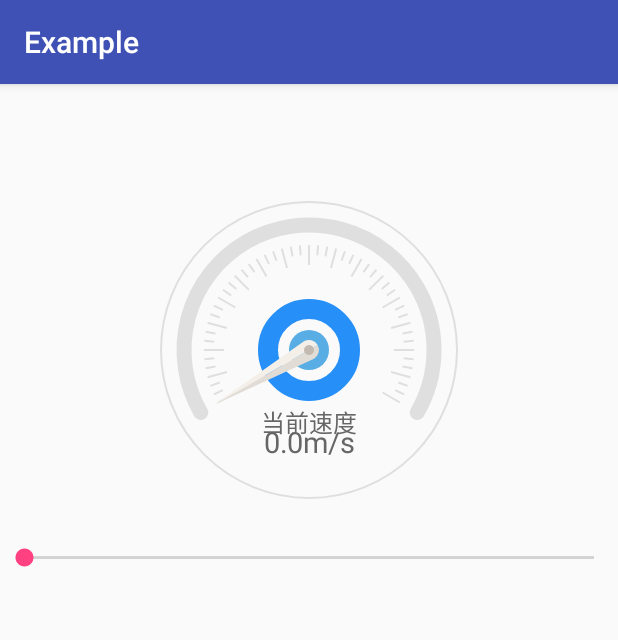
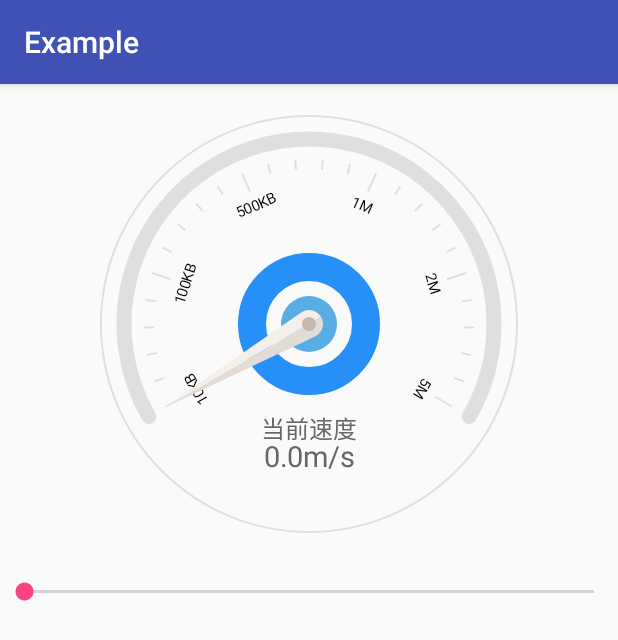
Before and after one commit to SuperKung/DashboardView, an Android app: the screen it shows after launch (MainActivity), on a phone screen of 412 x 824 dp. Shown: the top 640 px of the screen. Run offline under Robolectric (Android 15) with nearby library versions, the phone set to English and light mode, and no system bars.

Commit message:
change:支持显示刻度数值

```diff
--- a/build.gradle
+++ b/build.gradle
@@ -5,7 +5,7 @@ buildscript {
         jcenter()
     }
     dependencies {
-        classpath 'com.android.tools.build:gradle:2.2.0-alpha1'
+        classpath 'com.android.tools.build:gradle:2.1.2'
         classpath 'com.novoda:bintray-release:0.3.4'
 
         // NOTE: Do not place your application dependencies here; they belong
--- a/example/src/main/res/layout/activity_main.xml
+++ b/example/src/main/res/layout/activity_main.xml
@@ -1,27 +1,29 @@
 <?xml version="1.0" encoding="utf-8"?>
-<RelativeLayout
-    xmlns:android="http://schemas.android.com/apk/res/android"
+<RelativeLayout xmlns:android="http://schemas.android.com/apk/res/android"
     xmlns:app="http://schemas.android.com/apk/res-auto"
     android:id="@+id/activity_main"
     android:layout_width="match_parent"
     android:layout_height="match_parent">
 
     <com.anderson.dashboardview.view.DashboardView
-        android:layout_width="wrap_content"
-        android:layout_height="wrap_content"
+        android:id="@+id/dashboardView"
+        android:layout_width="280dp"
+        android:layout_height="280dp"
+        android:layout_alignParentTop="true"
+        android:layout_centerHorizontal="true"
+        android:layout_marginTop="20dp"
         android:text="当前速度"
         app:Unit="m/s"
-        android:id="@+id/dashboardView"
-        android:layout_alignParentTop="true"
-        android:layout_centerHorizontal="true"
-        android:layout_marginTop="77dp"/>
+        app:tikeCount="25"
+        app:tikeStrArray="@array/meter"
+        app:tikeStrSize="10dp" />
 
     <SeekBar
+        android:id="@+id/seekBar"
         android:layout_width="match_parent"
         android:layout_height="wrap_content"
-        android:id="@+id/seekBar"
-        android:layout_below="@+id/dashboardView"
         android:layout_alignParentLeft="true"
         android:layout_alignParentStart="true"
-        android:layout_marginTop="29dp"/>
+        android:layout_below="@+id/dashboardView"
+        android:layout_marginTop="29dp" />
 </RelativeLayout>
--- a/example/src/main/res/values/strings.xml
+++ b/example/src/main/res/values/strings.xml
@@ -1,3 +1,11 @@
 <resources>
     <string name="app_name">Example</string>
+    <string-array name="meter">
+        <item>10KB</item>
+        <item>100KB</item>
+        <item>500KB</item>
+        <item>1M</item>
+        <item>2M</item>
+        <item>5M</item>
+    </string-array>
 </resources>
--- a/library/src/main/java/com/anderson/dashboardview/view/DashboardView.java
+++ b/library/src/main/java/com/anderson/dashboardview/view/DashboardView.java
@@ -11,6 +11,7 @@ import android.graphics.Paint;
 import android.graphics.Path;
 import android.graphics.RectF;
 import android.graphics.Shader;
+import android.text.TextUtils;
 import android.util.AttributeSet;
 import android.view.View;
 
@@ -35,6 +36,8 @@ public class DashboardView extends View {
     private int mTextSize;//文字的大小
     private int mTextColor;//设置文字颜色
     private int mTikeCount;//刻度的个数
+    private int tikeGap = 3;
+    private CharSequence[] tikeStrArray = null;
     private int startColor;
     private int endColor;
     private int progressColor;
@@ -52,18 +55,19 @@ public class DashboardView extends View {
     private Paint paintPinterCircle;
     private Paint paintText;
     private Paint paintNum;
+    private Paint paintTikeStr;
     private RectF rectF1, rectF2;
 
     private int OFFSET = 30;
     private int START_ARC = 150;
     private int DURING_ARC = 240;
-    private int mMinCircleRadius ; //中心圆点的半径
-    private int mMinRingRadius ; //中心圆环的半径
+    private int mMinCircleRadius; //中心圆点的半径
+    private int mMinRingRadius; //中心圆环的半径
 
     private Context mContext;
-    private int mWidth , mHight;
-    float percent ;
-    float oldPercent = 0f ;
+    private int mWidth, mHight;
+    float percent;
+    float oldPercent = 0f;
     private ValueAnimator valueAnimator;
     private long animatorDuration;
     TimeInterpolator interpolator = new SpringInterpolator();
@@ -157,29 +161,39 @@ public class DashboardView extends View {
         paintPinterCircle.setColor(getResources().getColor(R.color.insideCircle));
         paintPinterCircle.setStyle(Paint.Style.FILL);
         paintPinterCircle.setDither(true);
-
+        paintTikeStr = new Paint();
+        paintTikeStr.setAntiAlias(true);
+        paintTikeStr.setStyle(Paint.Style.FILL);
+        paintTikeStr.setTextAlign(Paint.Align.LEFT);
+        paintTikeStr.setColor(dashboardViewattr.getTikeStrColor());
+        paintTikeStr.setTextSize(dashboardViewattr.getTikeStrSize());
 
         initShader();
     }
 
 
-
     private void initShader() {
         if (startColor != 0 && endColor != 0) {
-            LinearGradient shader = new LinearGradient(- mWidth / 2 + OFFSET, - mHight /2 +OFFSET,
-                    mWidth / 2 - OFFSET, mHight/2 -OFFSET,
-                    endColor,startColor,  Shader.TileMode.CLAMP);
+            LinearGradient shader = new LinearGradient(-mWidth / 2 + OFFSET, -mHight / 2 + OFFSET,
+                    mWidth / 2 - OFFSET, mHight / 2 - OFFSET,
+                    endColor, startColor, Shader.TileMode.CLAMP);
             paintProgress.setShader(shader);
         }
     }
 
     private void initAttr() {
-        mMinCircleRadius = mWidth / 15 ;
+        mMinCircleRadius = mWidth / 15;
         mTikeCount = dashboardViewattr.getmTikeCount();
+        tikeStrArray = dashboardViewattr.getTikeStrArray();
+        if (tikeStrArray != null && tikeStrArray.length != 0) {
+            tikeGap = (mTikeCount / tikeStrArray.length) + 1;
+        } else {
+            tikeStrArray = new String[0];
+        }
         mTextSize = dashboardViewattr.getmTextSize();
         mTextColor = dashboardViewattr.getTextColor();
         mText = dashboardViewattr.getmText();
-        progressHeight = PxUtils.dpToPx(10,mContext);//dashboardViewattr.getProgressHeight();
+        progressHeight = PxUtils.dpToPx(10, mContext);//dashboardViewattr.getProgressHeight();
         unit = dashboardViewattr.getUnit();
         backgroundColor = dashboardViewattr.getBackground();
         startColor = dashboardViewattr.getStartColor();
@@ -193,19 +207,19 @@ public class DashboardView extends View {
             OFFSET = dashboardViewattr.getPadding();
         }
 
-
-
         // 开启硬件加速
 //        if (Build.VERSION.SDK_INT >= Build.VERSION_CODES.ICE_CREAM_SANDWICH) {
 //            setLayerType(View.LAYER_TYPE_HARDWARE, null);
 //        }
     }
+
     @Override
     protected void onSizeChanged(int w, int h, int oldw, int oldh) {
         super.onSizeChanged(w, h, oldw, oldh);
         mWidth = getWidth();
         mHight = getHeight();
     }
+
     @Override
     protected void onMeasure(int widthMeasureSpec, int heightMeasureSpec) {
         int realWidth = startMeasure(widthMeasureSpec);
@@ -231,7 +245,7 @@ public class DashboardView extends View {
     protected void onDraw(Canvas canvas) {
         super.onDraw(canvas);
         this.percent = percent / 100f;
-        canvas.translate(mWidth/2,mHight/2);//移动坐标原点到中心
+        canvas.translate(mWidth / 2, mHight / 2);//移动坐标原点到中心
         //背景
         drawBackground(canvas);
         //表盘
@@ -259,39 +273,39 @@ public class DashboardView extends View {
     }
 
     private void drawText(Canvas canvas, float percent) {
-        float length ;
+        float length;
         paintText.setTextSize(mTextSize);
         length = paintText.measureText(mText);
-        canvas.drawText(mText,-length /2, mMinRingRadius*2.0F,  paintText);
+        canvas.drawText(mText, -length / 2, mMinRingRadius * 2.0F, paintText);
         paintText.setTextSize(mTextSize * 1.2f);
         speed = StringUtil.floatFormat(startNum + (maxNum - startNum) * percent) + unit;
         length = paintText.measureText(speed);
-        canvas.drawText(speed, -length /2 , mMinRingRadius*2.5F, paintText);
+        canvas.drawText(speed, -length / 2, mMinRingRadius * 2.5F, paintText);
 
     }
 
     private void drawerPointer(Canvas canvas, float percent) {
-        mMinCircleRadius = mWidth / 15 ;
-        rectF1 = new RectF( - mMinCircleRadius / 2, - mMinCircleRadius / 2, mMinCircleRadius / 2 ,  mMinCircleRadius / 2);
+        mMinCircleRadius = mWidth / 15;
+        rectF1 = new RectF(-mMinCircleRadius / 2, -mMinCircleRadius / 2, mMinCircleRadius / 2, mMinCircleRadius / 2);
         canvas.save();
-        float angel = DURING_ARC * (percent - 0.5f) - 180 ;
+        float angel = DURING_ARC * (percent - 0.5f) - 180;
         canvas.rotate(angel, 0, 0);//指针与外弧边缘持平
         Path pathPointerRight = new Path();
-        pathPointerRight.moveTo(0,  mMinCircleRadius / 2);
-        pathPointerRight.arcTo(rectF1,270,-90);
-        pathPointerRight.lineTo(0, mHight / 2  - OFFSET- progressHeight);
-        pathPointerRight.lineTo(0,  mMinCircleRadius / 2);
+        pathPointerRight.moveTo(0, mMinCircleRadius / 2);
+        pathPointerRight.arcTo(rectF1, 270, -90);
+        pathPointerRight.lineTo(0, mHight / 2 - OFFSET - progressHeight);
+        pathPointerRight.lineTo(0, mMinCircleRadius / 2);
         pathPointerRight.close();
         Path pathPointerLeft = new Path();
-        pathPointerLeft.moveTo( 0,  mMinCircleRadius / 2);
-        pathPointerLeft.arcTo(rectF1,270,90);
-        pathPointerLeft.lineTo(0, mHight/2  - OFFSET- progressHeight);
-        pathPointerLeft.lineTo(0,  mMinCircleRadius / 2);
+        pathPointerLeft.moveTo(0, mMinCircleRadius / 2);
+        pathPointerLeft.arcTo(rectF1, 270, 90);
+        pathPointerLeft.lineTo(0, mHight / 2 - OFFSET - progressHeight);
+        pathPointerLeft.lineTo(0, mMinCircleRadius / 2);
         pathPointerLeft.close();
         Path pathCircle = new Path();
         pathCircle.addCircle(0, 0, mMinCircleRadius / 4, Path.Direction.CW);
 
-        canvas.drawPath(pathPointerLeft,paintPointerLeft);
+        canvas.drawPath(pathPointerLeft, paintPointerLeft);
         canvas.drawPath(pathPointerRight, paintPointerRight);
         canvas.drawPath(pathCircle, paintPinterCircle);
 
@@ -300,8 +314,8 @@ public class DashboardView extends View {
     }
 
     private void drawInPoint(Canvas canvas) {
-        mMinCircleRadius = mWidth / 15 ;
-        mMinRingRadius = mMinCircleRadius *2 + mMinCircleRadius / 20;
+        mMinCircleRadius = mWidth / 15;
+        mMinRingRadius = mMinCircleRadius * 2 + mMinCircleRadius / 20;
         paintCenterRingPointer.setStrokeWidth(mMinCircleRadius);
         canvas.drawCircle(0, 0, mMinCircleRadius, paintCenterCirclePointer);//中心圆点
 
@@ -313,14 +327,20 @@ public class DashboardView extends View {
         canvas.save(); //记录画布状态
         canvas.rotate(-(180 - START_ARC + 90), 0, 0);
         int numY = -mHight / 2 + OFFSET + progressHeight;
-        float rAngle = DURING_ARC / mTikeCount;
+        float rAngle = DURING_ARC / (mTikeCount * 1.0f);
         for (int i = 0; i < mTikeCount + 1; i++) {
             canvas.save(); //记录画布状态
-            canvas.rotate(rAngle * i,0, 0);
-            if (i == 0 || i  % 3 ==0){
-                canvas.drawLine(0 , numY + 5, 0, numY + 25, paintNum);//画长刻度线
-            }else {
-                canvas.drawLine(0 , numY + 5, 0, numY + 15, paintNum);//画短刻度线
+            canvas.rotate(rAngle * i, 0, 0);
+            if (i == 0 || i % tikeGap == 0) {
+                canvas.drawLine(0, numY + 5, 0, numY + 25, paintNum);//画长刻度线
+                if (tikeStrArray.length > (i % tikeGap)) {
+                    String text = tikeStrArray[i / tikeGap].toString();
+                    Paint.FontMetricsInt fontMetrics = paintTikeStr.getFontMetricsInt();
+                    int baseline = ((numY + 35) + (fontMetrics.bottom - fontMetrics.top) / 2);
+                    canvas.drawText(text, -getTextViewLength(paintTikeStr, text) / 2, baseline, paintTikeStr);
+                }
+            } else {
+                canvas.drawLine(0, numY + 5, 0, numY + 15, paintNum);//画短刻度线
             }
 
             canvas.restore();
@@ -329,14 +349,20 @@ public class DashboardView extends View {
 
     }
 
+    private float getTextViewLength(Paint paint, String text) {
+        if (TextUtils.isEmpty(text)) return 0;
+        float textLength = paint.measureText(text);
+        return textLength;
+    }
+
     private void drawProgress(Canvas canvas, float percent) {
-        rectF2 = new RectF( -mWidth/2  + OFFSET,  - mHight /2 + OFFSET, mWidth/2  - OFFSET, mHight/2 - OFFSET);
+        rectF2 = new RectF(-mWidth / 2 + OFFSET, -mHight / 2 + OFFSET, mWidth / 2 - OFFSET, mHight / 2 - OFFSET);
 
         canvas.drawArc(rectF2, START_ARC, DURING_ARC, false, paintProgressBackground);
         if (percent > 1.0f) {
             percent = 1.0f; //限制进度条在弹性的作用下不会超出
         }
-        if (!(percent <= 0.0f )) {
+        if (!(percent <= 0.0f)) {
             canvas.drawArc(rectF2, START_ARC, percent * DURING_ARC, false, paintProgress);
         }
     }
@@ -349,7 +375,7 @@ public class DashboardView extends View {
         //背景
         if (backgroundColor != 0) {
             paintBackground.setColor(backgroundColor);
-            canvas.drawCircle(0, 0,mWidth / 2  -4, paintBackground);
+            canvas.drawCircle(0, 0, mWidth / 2 - 4, paintBackground);
         }
     }
 
@@ -362,14 +388,15 @@ public class DashboardView extends View {
     public void setPercent(int percent) {
         setAnimator(percent);
     }
+
     private void setAnimator(final float percent) {
-        if (valueAnimator !=null &&valueAnimator.isRunning()){
+        if (valueAnimator != null && valueAnimator.isRunning()) {
             valueAnimator.cancel();
         }
 
         animatorDuration = (long) Math.abs(percent - oldPercent) * 20;
 
-        valueAnimator = ValueAnimator.ofFloat(oldPercent,percent).setDuration(animatorDuration);
+        valueAnimator = ValueAnimator.ofFloat(oldPercent, percent).setDuration(animatorDuration);
         valueAnimator.setInterpolator(interpolator);
         valueAnimator.addUpdateListener(new ValueAnimator.AnimatorUpdateListener() {
             @Override
@@ -428,7 +455,7 @@ public class DashboardView extends View {
      */
     public void setProgressHeight(int dp) {
 
-        progressHeight = PxUtils.dpToPx(dp,mContext);
+        progressHeight = PxUtils.dpToPx(dp, mContext);
         paintProgress.setStrokeWidth(progressHeight);
         paintProgressBackground.setStrokeWidth(progressHeight);
         invalidate();
@@ -451,6 +478,7 @@ public class DashboardView extends View {
     public void setInterpolator(TimeInterpolator interpolator) {
         this.interpolator = interpolator;
     }
+
     /**
      * 设置起始颜色
      *
@@ -460,6 +488,7 @@ public class DashboardView extends View {
         this.startColor = startColor;
         initShader();
     }
+
     /**
      * 设置结束颜色
      *
@@ -469,6 +498,7 @@ public class DashboardView extends View {
         this.endColor = endColor;
         initShader();
     }
+
     /**
      * 设置起始值
      *
@@ -477,6 +507,7 @@ public class DashboardView extends View {
     public void setStartNum(float startNum) {
         this.startNum = startNum;
     }
+
     /**
      * 设置最大值
      *
--- a/library/src/main/java/com/anderson/dashboardview/view/DashboardViewAttr.java
+++ b/library/src/main/java/com/anderson/dashboardview/view/DashboardViewAttr.java
@@ -2,7 +2,6 @@ package com.anderson.dashboardview.view;
 
 import android.content.Context;
 import android.content.res.TypedArray;
-import android.graphics.Color;
 import android.util.AttributeSet;
 
 import com.anderson.dashboardview.R;
@@ -17,15 +16,18 @@ public class DashboardViewAttr {
     private int mTextSize;
     private String mText = "";
     private int progressHeight;
-    private String unit ;//单位
+    private String unit;//单位
     private int textColor;
     private int background;
     private int startColor;
     private int endColor;
     private float startNum;
     private float maxNum;
-    private int padding ;
+    private int padding;
     private int progressColor;
+    private CharSequence[] tikeStrArray;
+    private int tikeStrColor;
+    private float tikeStrSize;
 
     public DashboardViewAttr(Context context, AttributeSet attrs, int defStyleAttr) {
         TypedArray ta = context.obtainStyledAttributes(attrs, R.styleable.DashboardView, defStyleAttr, 0);
@@ -35,13 +37,17 @@ public class DashboardViewAttr {
 //        progressHeight = ta.getInt(PxUtils.dpToPx(R.styleable.DashboardView_progressHeight,context), 20);
         unit = ta.getString(R.styleable.DashboardView_Unit);
         textColor = ta.getColor(R.styleable.DashboardView_textColor, context.getResources().getColor(R.color.textColor));
-        background = ta.getColor(R.styleable.DashboardView_backgroundColor,0);
-        startColor = ta.getColor(R.styleable.DashboardView_startProgressColor,0);
-        endColor = ta.getColor(R.styleable.DashboardView_endProgressColor,0);
+        background = ta.getColor(R.styleable.DashboardView_backgroundColor, 0);
+        startColor = ta.getColor(R.styleable.DashboardView_startProgressColor, 0);
+        endColor = ta.getColor(R.styleable.DashboardView_endProgressColor, 0);
         startNum = ta.getInt(R.styleable.DashboardView_startNumber, 0);
         maxNum = ta.getInt(R.styleable.DashboardView_maxNumber, 120);
-        padding = ta.getInt(PxUtils.dpToPx(R.styleable.DashboardView_padding,context), 0);
-        progressColor = ta.getColor(R.styleable.DashboardView_progressColor,context.getResources().getColor(R.color.skyblue));
+        padding = ta.getInt(PxUtils.dpToPx(R.styleable.DashboardView_padding, context), 0);
+        progressColor = ta.getColor(R.styleable.DashboardView_progressColor, context.getResources().getColor(R.color.skyblue));
+        tikeStrArray = ta.getTextArray(R.styleable.DashboardView_tikeStrArray);
+
+        tikeStrColor = ta.getColor(R.styleable.DashboardView_tikeStrColor, context.getResources().getColor(android.R.color.black));
+        tikeStrSize = ta.getDimension(R.styleable.DashboardView_tikeStrSize, 10);
         ta.recycle();
     }
 
@@ -97,4 +103,15 @@ public class DashboardViewAttr {
         return textColor;
     }
 
+    public CharSequence[] getTikeStrArray() {
+        return tikeStrArray;
+    }
+
+    public float getTikeStrSize() {
+        return tikeStrSize;
+    }
+
+    public int getTikeStrColor() {
+        return tikeStrColor;
+    }
 }
--- a/library/src/main/res/values/attrs.xml
+++ b/library/src/main/res/values/attrs.xml
@@ -17,6 +17,9 @@
         <attr name="startNumber" format="integer" />
         <attr name="maxNumber" format="integer" />
         <attr name="progressColor" format="color"/>
+        <attr name="tikeStrArray" format="reference"/>
+        <attr name="tikeStrSize" format="dimension"/>
+        <attr name="tikeStrColor" format="color"/>
     </declare-styleable>
 
 </resources>
```
Also changed, not shown: library/src/main/res/mipmap-hdpi/ic_launcher.png (deleted), library/src/main/res/mipmap-mdpi/ic_launcher.png (deleted), library/src/main/res/mipmap-xhdpi/ic_launcher.png (deleted), library/src/main/res/mipmap-xxhdpi/ic_launcher.png (deleted), library/src/main/res/mipmap-xxxhdpi/ic_launcher.png (deleted).
